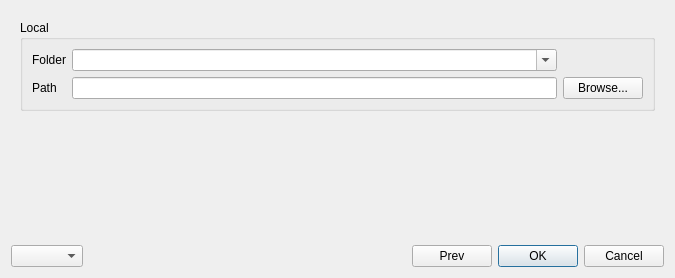
The window that src/AddRepositoryDialog.ui (soramimi/Guitar) describes before a commit, drawn with Qt 5.
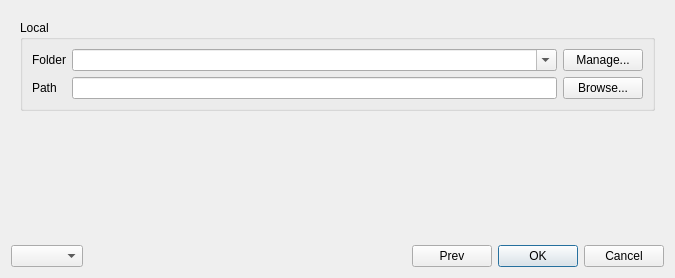
The same window after the commit. The open tabs and pages were chosen to show the change. Custom widgets are drawn as their Qt base class.

Commit message:
Add separate "Manage..." button for working folder management
Removes the "Manage..." option from the working folder combo box and replaces it with a separate "Manage..." button.
The functionality for managing working folders is now handled by the new button click event.
This change simplifies the combo box logic and provides a clearer separation between selecting a working folder and managing the folder list.

Patch:
```diff
--- a/src/AddRepositoryDialog.ui
+++ b/src/AddRepositoryDialog.ui
@@ -182,6 +182,13 @@
             </property>
            </widget>
           </item>
+          <item row="0" column="2">
+           <widget class="QPushButton" name="pushButton_manage_local_fonder">
+            <property name="text">
+             <string>Manage...</string>
+            </property>
+           </widget>
+          </item>
          </layout>
         </widget>
        </item>
```
Left out of the diff: 11 changed lines with no effect on the pictures. The commit also changes 2 other files.
